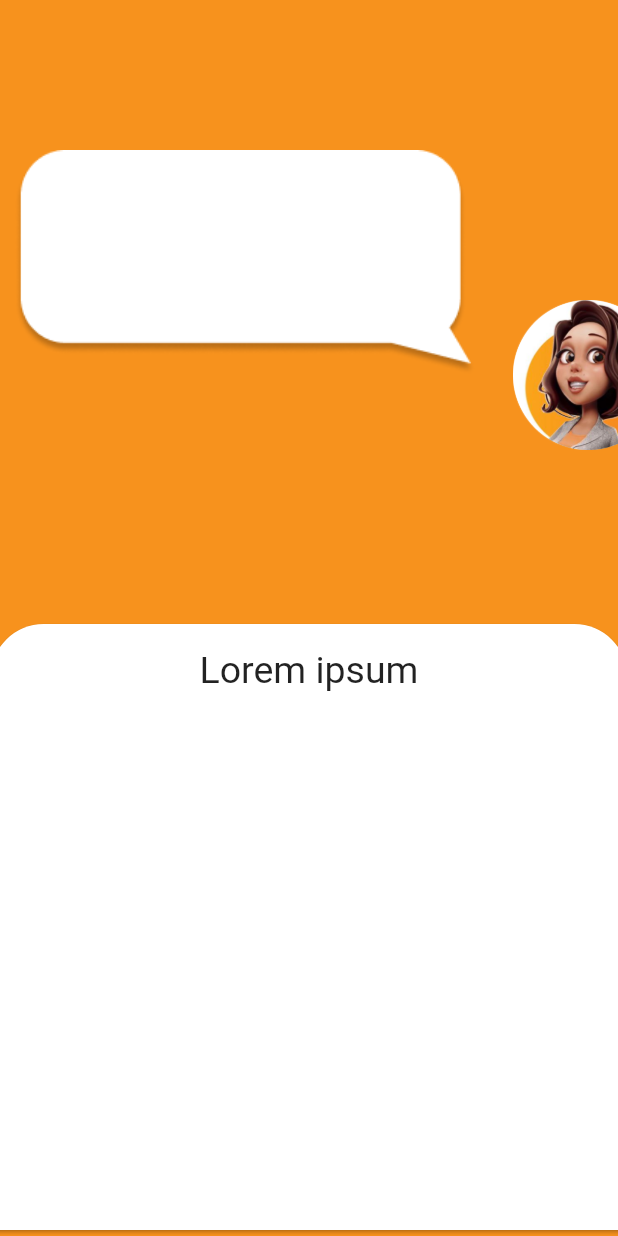
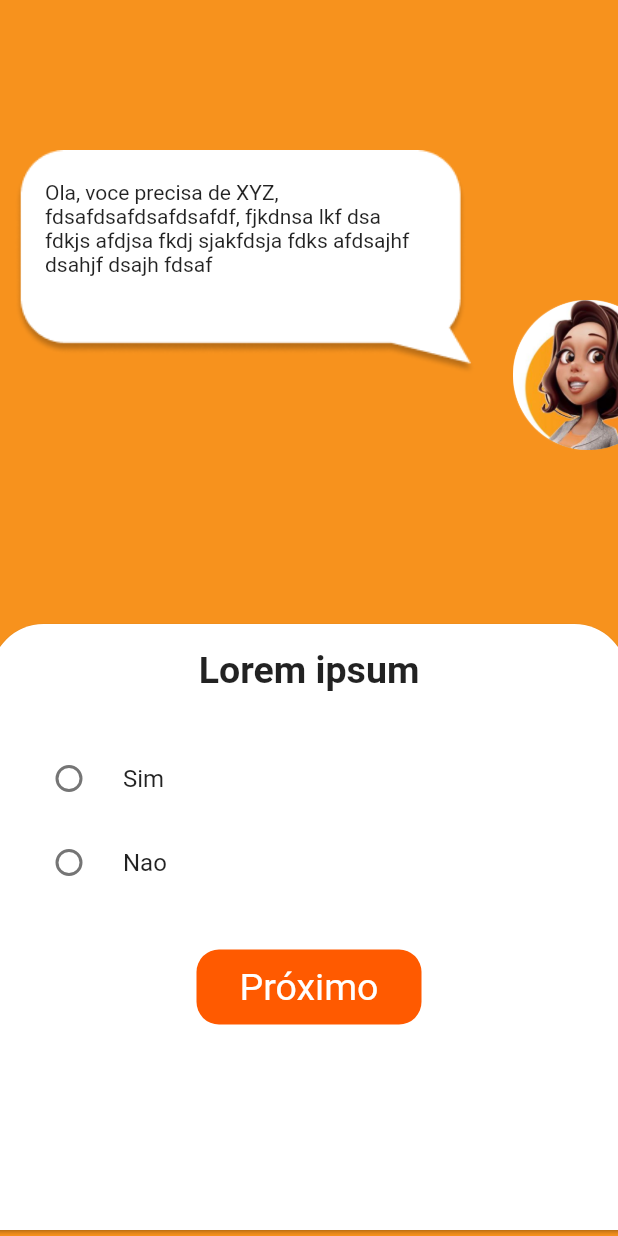
Before and after one commit to BrunoEleodoro/hackathonbmg, a Flutter app: the TagProfileScreen screen opened directly, on a phone screen of 412 x 824 dp. Run offline on Flutter 3.47's test engine with Material 2 defaults, Android fonts, the light colour scheme and no system bars; our stand-ins replace flutter_neumorphic.

Commit message:
Asking balloon

```diff
--- a/lib/pages/tag_profile.dart
+++ b/lib/pages/tag_profile.dart
@@ -7,7 +7,7 @@ class TagProfileScreen extends StatefulWidget {
 }
 
 class _TagProfileScreenState extends State<TagProfileScreen> {
-  var selectedValue = "";
+  var selectedValue = null;
   @override
   Widget build(BuildContext context) {
     var width = MediaQuery.of(context).size.width;
@@ -29,6 +29,14 @@ class _TagProfileScreenState extends State<TagProfileScreen> {
               height: 150,
             ),
           ),
+        ),
+        Positioned(
+          left: 30,
+          top: 120,
+          child: Container(
+              width: 250,
+              child: Text(
+                  'Ola, voce precisa de XYZ, fdsafdsafdsafdsafdf, fjkdnsa lkf dsa fdkjs afdjsa fkdj sjakfdsja fdks afdsajhf dsahjf dsajh fdsaf')),
         ),
         Positioned(
             right: -30,
@@ -54,9 +62,36 @@ class _TagProfileScreenState extends State<TagProfileScreen> {
                 padding: const EdgeInsets.all(16.0),
                 child: Column(
                   children: <Widget>[
-                    Text(
-                      'Lorem ipsum',
-                      style: TextStyle(fontSize: 25),
+                    Text('Lorem ipsum',
+                        style: TextStyle(
+                            fontSize: 25, fontWeight: FontWeight.bold)),
+                    SizedBox(
+                      height: 30,
+                    ),
+                    RadioListTile(
+                      value: 'sim',
+                      groupValue: selectedValue,
+                      onChanged: (a) => setState(() => selectedValue = a),
+                      title: Text('Sim'),
+                    ),
+                    RadioListTile(
+                      value: 'nao',
+                      groupValue: selectedValue,
+                      onChanged: (a) => setState(() => selectedValue = a),
+                      title: Text('Nao'),
+                    ),
+                    SizedBox(
+                      height: 30,
+                    ),
+                    Container(
+                      width: 150,
+                      height: 50,
+                      alignment: Alignment.center,
+                      decoration: BoxDecoration(
+                          color: Color(0XFFFF5A00),
+                          borderRadius: BorderRadius.all(Radius.circular(15))),
+                      child: Text('Próximo',
+                          style: TextStyle(color: Colors.white, fontSize: 25)),
                     ),
                   ],
                 ),
--- a/lib/pages/tutorial.dart
+++ b/lib/pages/tutorial.dart
@@ -110,7 +110,7 @@ class _TutorialState extends State<Tutorial> {
                     right: 0,
                     child: GestureDetector(
                       onTap: () {
-                        Navigator.push(
+                        Navigator.pushReplacement(
                             context,
                             MaterialPageRoute(
                                 builder: (context) => TutorialPage2()));
```
